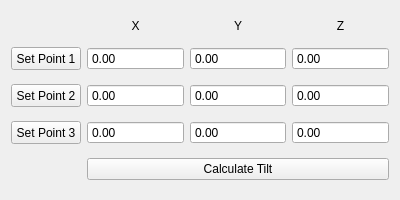
Above: gui/confocal/ui_tilt_correction_widget.ui from Ulm-IQO/qudi before the change. Below: the same form after it.
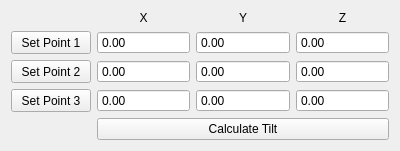
That is the form after the change. Custom widgets are drawn as their Qt base class.

What changed in the file:
```diff
--- a/gui/confocal/ui_tilt_correction_widget.ui
+++ b/gui/confocal/ui_tilt_correction_widget.ui
@@ -7,7 +7,7 @@
     <x>0</x>
     <y>0</y>
     <width>400</width>
-    <height>200</height>
+    <height>147</height>
    </rect>
   </property>
   <property name="windowTitle">
@@ -24,13 +24,13 @@
      </property>
      <property name="minimumSize">
       <size>
-       <width>50</width>
+       <width>75</width>
        <height>0</height>
       </size>
      </property>
      <property name="maximumSize">
       <size>
-       <width>70</width>
+       <width>16777215</width>
        <height>16777215</height>
       </size>
      </property>
@@ -86,13 +86,13 @@
      </property>
      <property name="minimumSize">
       <size>
-       <width>50</width>
+       <width>75</width>
        <height>0</height>
       </size>
      </property>
      <property name="maximumSize">
       <size>
-       <width>70</width>
+       <width>16777215</width>
        <height>16777215</height>
       </size>
      </property>
@@ -298,7 +298,7 @@
    <item row="4" column="1" colspan="3">
     <widget class="QPushButton" name="calculate_tilt_pushButton">
      <property name="sizePolicy">
-      <sizepolicy hsizetype="Expanding" vsizetype="Fixed">
+      <sizepolicy hsizetype="Preferred" vsizetype="Fixed">
        <horstretch>0</horstretch>
        <verstretch>0</verstretch>
       </sizepolicy>
@@ -355,13 +355,13 @@
      </property>
      <property name="minimumSize">
       <size>
-       <width>50</width>
+       <width>75</width>
        <height>0</height>
       </size>
      </property>
      <property name="maximumSize">
       <size>
-       <width>70</width>
+       <width>16777215</width>
        <height>16777215</height>
       </size>
      </property>
```
